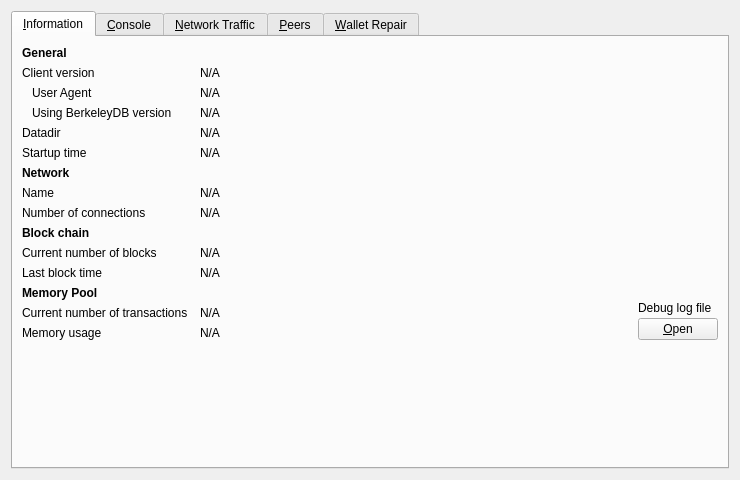
This is src/qt/forms/debugwindow.ui in AIPowerGrid/AI-Power-Grid-Core as Qt 5 draws it before an edit. The edited form follows.
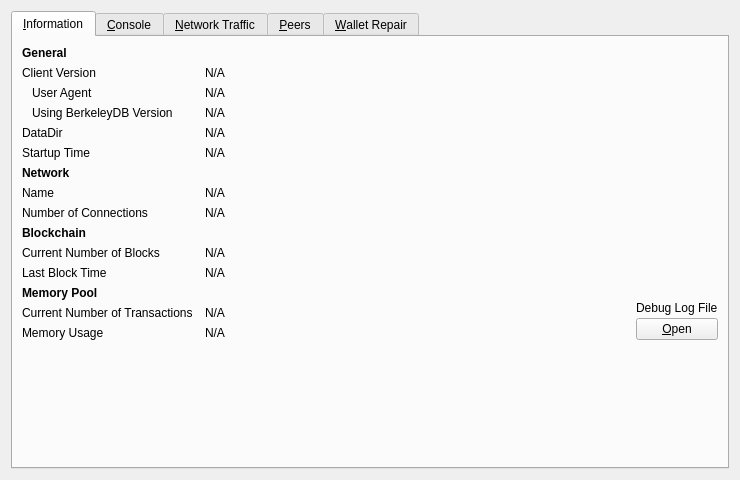
This is the edited form. Icons and pictures are not drawn. Custom widgets are drawn as their Qt base class.

What changed in the file:
```diff
--- a/src/qt/forms/debugwindow.ui
+++ b/src/qt/forms/debugwindow.ui
@@ -43,7 +43,7 @@
        <item row="1" column="0">
         <widget class="QLabel" name="label_6">
          <property name="text">
-          <string>Client version</string>
+          <string>Client Version</string>
          </property>
         </widget>
        </item>
@@ -92,7 +92,7 @@
        <item row="3" column="0">
         <widget class="QLabel" name="label_berkeleyDBVersion">
          <property name="text">
-          <string>Using BerkeleyDB version</string>
+          <string>Using BerkeleyDB Version</string>
          </property>
          <property name="indent">
           <number>10</number>
@@ -118,7 +118,7 @@
        <item row="4" column="0">
         <widget class="QLabel" name="label_12">
          <property name="text">
-          <string>Datadir</string>
+          <string>DataDir</string>
          </property>
         </widget>
        </item>
@@ -144,7 +144,7 @@
        <item row="5" column="0">
         <widget class="QLabel" name="label_13">
          <property name="text">
-          <string>Startup time</string>
+          <string>Startup Time</string>
          </property>
         </widget>
        </item>
@@ -203,7 +203,7 @@
        <item row="8" column="0">
         <widget class="QLabel" name="label_7">
          <property name="text">
-          <string>Number of connections</string>
+          <string>Number of Connections</string>
          </property>
         </widget>
        </item>
@@ -232,14 +232,14 @@
           </font>
          </property>
          <property name="text">
-          <string>Block chain</string>
+          <string>Blockchain</string>
          </property>
         </widget>
        </item>
        <item row="10" column="0">
         <widget class="QLabel" name="label_3">
          <property name="text">
-          <string>Current number of blocks</string>
+          <string>Current Number of Blocks</string>
          </property>
         </widget>
        </item>
@@ -262,7 +262,7 @@
        <item row="11" column="0">
         <widget class="QLabel" name="labelLastBlockTime">
          <property name="text">
-          <string>Last block time</string>
+          <string>Last Block Time</string>
          </property>
         </widget>
        </item>
@@ -298,7 +298,7 @@
        <item row="13" column="0">
         <widget class="QLabel" name="labelNumberOfTransactions">
          <property name="text">
-          <string>Current number of transactions</string>
+          <string>Current Number of Transactions</string>
          </property>
         </widget>
        </item>
@@ -321,7 +321,7 @@
        <item row="14" column="0">
         <widget class="QLabel" name="labelMemoryUsage">
          <property name="text">
-          <string>Memory usage</string>
+          <string>Memory Usage</string>
          </property>
         </widget>
        </item>
@@ -362,7 +362,7 @@
          <item>
           <widget class="QLabel" name="labelDebugLogfile">
            <property name="text">
-            <string>Debug log file</string>
+            <string>Debug Log File</string>
            </property>
           </widget>
          </item>
```
Left out of the diff: 34 changed lines with no effect on the pictures.
